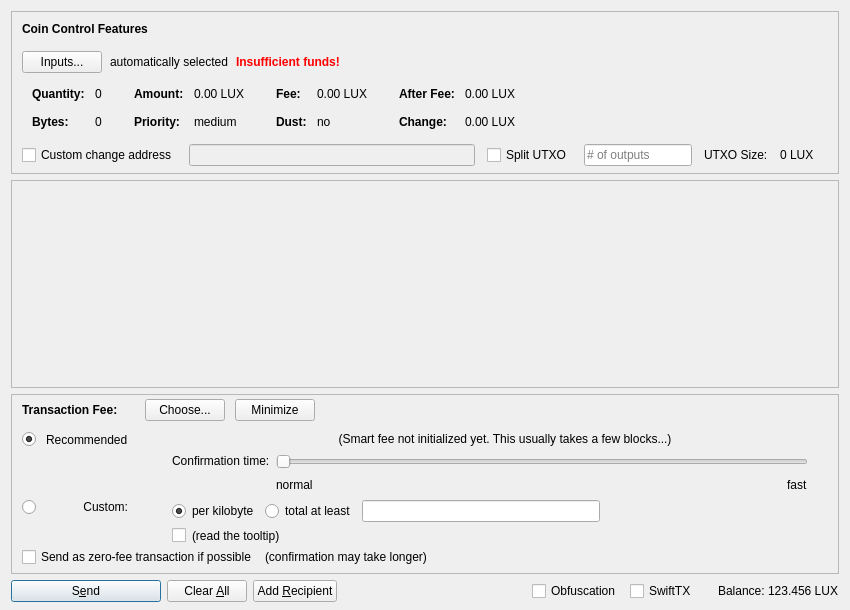
Before: the Qt Designer form src/qt/forms/sendcoinsdialog.ui in JustPayments/JustPay, drawn with Qt 5.
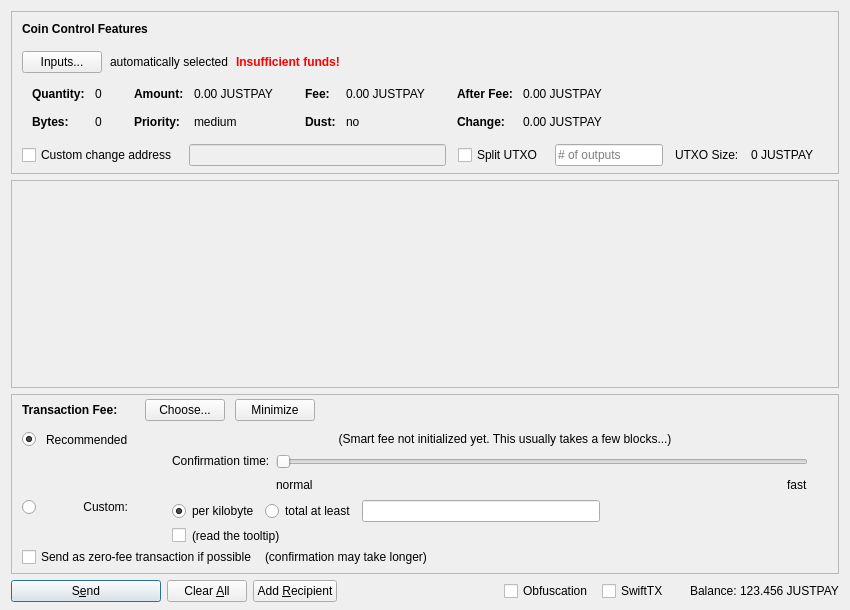
After: the same form once the commit is applied. Icons and pictures are not drawn. Custom widgets are drawn as their Qt base class.

Commit message: Change wording from lux to justpay in files

The edit to the form file:
```diff
--- a/src/qt/forms/sendcoinsdialog.ui
+++ b/src/qt/forms/sendcoinsdialog.ui
@@ -324,7 +324,7 @@
                   <enum>Qt::ActionsContextMenu</enum>
                  </property>
                  <property name="text">
-                  <string notr="true">0.00 LUX</string>
+                  <string notr="true">0.00 JUSTPAY</string>
                  </property>
                  <property name="textInteractionFlags">
                   <set>Qt::LinksAccessibleByMouse|Qt::TextSelectableByKeyboard|Qt::TextSelectableByMouse</set>
@@ -404,7 +404,7 @@
                   <enum>Qt::ActionsContextMenu</enum>
                  </property>
                  <property name="text">
-                  <string notr="true">0.00 LUX</string>
+                  <string notr="true">0.00 JUSTPAY</string>
                  </property>
                  <property name="textInteractionFlags">
                   <set>Qt::LinksAccessibleByMouse|Qt::TextSelectableByKeyboard|Qt::TextSelectableByMouse</set>
@@ -484,7 +484,7 @@
                   <enum>Qt::ActionsContextMenu</enum>
                  </property>
                  <property name="text">
-                  <string notr="true">0.00 LUX</string>
+                  <string notr="true">0.00 JUSTPAY</string>
                  </property>
                  <property name="textInteractionFlags">
                   <set>Qt::LinksAccessibleByMouse|Qt::TextSelectableByKeyboard|Qt::TextSelectableByMouse</set>
@@ -513,7 +513,7 @@
                   <enum>Qt::ActionsContextMenu</enum>
                  </property>
                  <property name="text">
-                  <string notr="true">0.00 LUX</string>
+                  <string notr="true">0.00 JUSTPAY</string>
                  </property>
                  <property name="textInteractionFlags">
                   <set>Qt::LinksAccessibleByMouse|Qt::TextSelectableByKeyboard|Qt::TextSelectableByMouse</set>
@@ -594,7 +594,7 @@
           <item>
            <widget class="QLabel" name="labelBlockSize">
             <property name="text">
-             <string>0 LUX</string>
+             <string>0 JUSTPAY</string>
             </property>
            </widget>
           </item>
@@ -1435,7 +1435,7 @@
           <cursorShape>IBeamCursor</cursorShape>
          </property>
          <property name="text">
-          <string notr="true">123.456 LUX</string>
+          <string notr="true">123.456 JUSTPAY</string>
          </property>
          <property name="textInteractionFlags">
           <set>Qt::LinksAccessibleByMouse|Qt::TextSelectableByKeyboard|Qt::TextSelectableByMouse</set>
```
Left out of the diff: 16 changed lines with no effect on the pictures. The commit also changes 174 other files.
